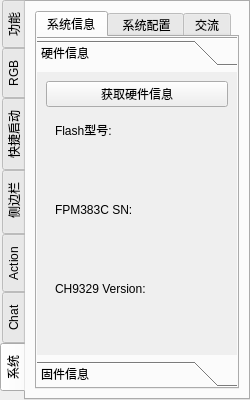
Before: the Qt Designer form 3.Software/HelloFinger/HelloFinger/form_mainwindow.ui in Magiclxw/HelloFinger, drawn with Qt 5.
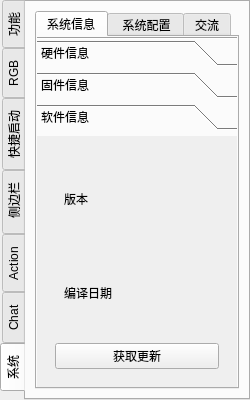
After: the same form once the commit is applied. The open tabs and pages were chosen to show the change.

Patch:
```diff
--- a/3.Software/HelloFinger/HelloFinger/form_mainwindow.ui
+++ b/3.Software/HelloFinger/HelloFinger/form_mainwindow.ui
@@ -29,7 +29,7 @@
    <enum>QTabWidget::Rounded</enum>
   </property>
   <widget class="QWidget" name="centralwidget">
-   <layout class="QHBoxLayout" name="horizontalLayout_35">
+   <layout class="QVBoxLayout" name="verticalLayout_31">
     <property name="spacing">
      <number>0</number>
     </property>
@@ -5146,15 +5146,15 @@
             <item>
              <widget class="QToolBox" name="toolBox_2">
               <property name="currentIndex">
-               <number>0</number>
+               <number>2</number>
               </property>
               <widget class="QWidget" name="page_hardware_msg">
                <property name="geometry">
                 <rect>
                  <x>0</x>
                  <y>0</y>
-                 <width>196</width>
-                 <height>285</height>
+                 <width>156</width>
+                 <height>210</height>
                 </rect>
                </property>
                <attribute name="label">
@@ -5336,6 +5336,74 @@
                 </item>
                </layout>
               </widget>
+              <widget class="QWidget" name="page_3">
+               <property name="geometry">
+                <rect>
+                 <x>0</x>
+                 <y>0</y>
+                 <width>196</width>
+                 <height>256</height>
+                </rect>
+               </property>
+               <attribute name="label">
+                <string>软件信息</string>
+               </attribute>
+               <layout class="QVBoxLayout" name="verticalLayout_30">
+                <item>
+                 <widget class="QWidget" name="widget_33" native="true">
+                  <layout class="QVBoxLayout" name="verticalLayout_32">
+                   <item>
+                    <widget class="QWidget" name="widget_34" native="true">
+                     <layout class="QHBoxLayout" name="horizontalLayout_35">
+                      <item>
+                       <widget class="QLabel" name="label_23">
+                        <property name="text">
+                         <string>版本</string>
+                        </property>
+                       </widget>
+                      </item>
+                      <item>
+                       <widget class="QLabel" name="label_software_version">
+                        <property name="text">
+                         <string/>
+                        </property>
+                       </widget>
+                      </item>
+                     </layout>
+                    </widget>
+                   </item>
+                   <item>
+                    <widget class="QWidget" name="widget_36" native="true">
+                     <layout class="QHBoxLayout" name="horizontalLayout_36">
+                      <item>
+                       <widget class="QLabel" name="label_24">
+                        <property name="text">
+                         <string>编译日期</string>
+                        </property>
+                       </widget>
+                      </item>
+                      <item>
+                       <widget class="QLabel" name="label_software_build_time">
+                        <property name="text">
+                         <string/>
+                        </property>
+                       </widget>
+                      </item>
+                     </layout>
+                    </widget>
+                   </item>
+                   <item>
+                    <widget class="QPushButton" name="pushButton_update">
+                     <property name="text">
+                      <string>获取更新</string>
+                     </property>
+                    </widget>
+                   </item>
+                  </layout>
+                 </widget>
+                </item>
+               </layout>
+              </widget>
              </widget>
             </item>
            </layout>
```
Left out of the diff: 6 changed lines with no effect on the pictures.
